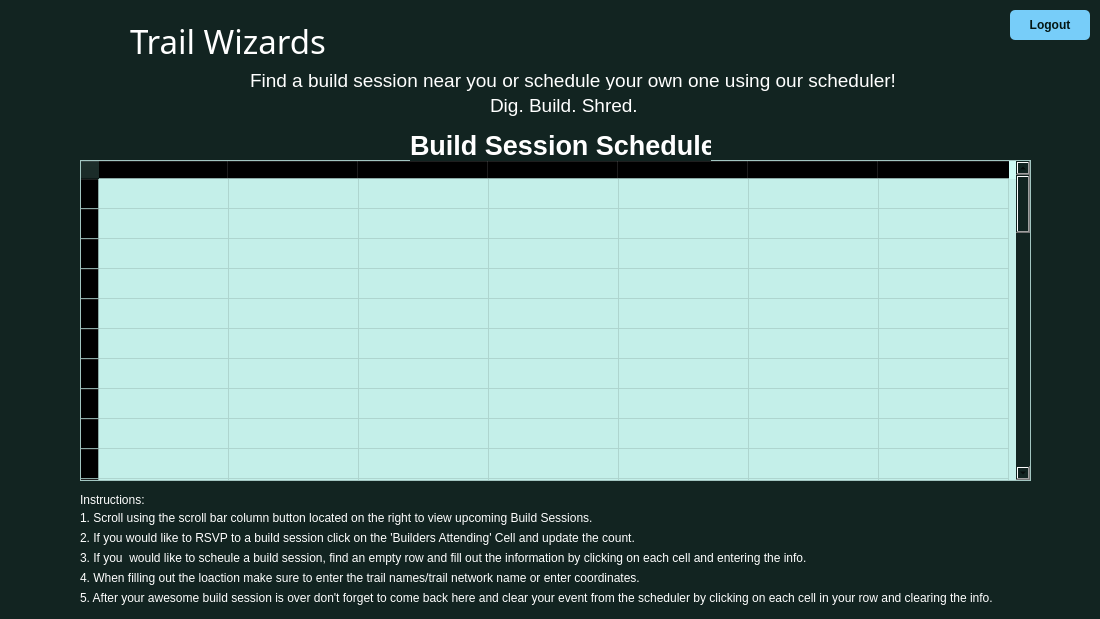
First picture: the form in SchedulerPageUI.ui, repository kesttvanzyl/TrailWizards, before the edit.
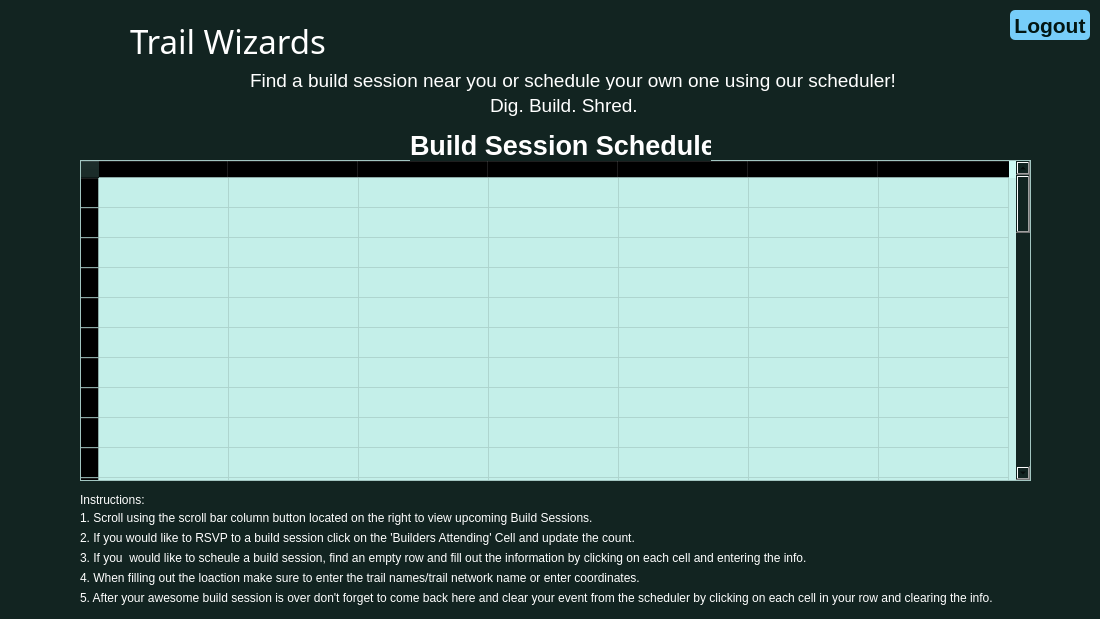
Second picture: the form after the edit. Icons and pictures are not drawn.

```diff
--- a/SchedulerPageUI.ui
+++ b/SchedulerPageUI.ui
@@ -100,6 +100,7 @@
     <property name="font">
      <font>
       <family>Segoe UI</family>
+      <pointsize>16</pointsize>
       <weight>75</weight>
       <bold>true</bold>
      </font>
@@ -145,286 +146,571 @@
      <property name="text">
       <string>1</string>
      </property>
+     <property name="font">
+      <font>
+       <pointsize>9</pointsize>
+      </font>
+     </property>
     </row>
     <row>
      <property name="text">
       <string>2</string>
      </property>
+     <property name="font">
+      <font>
+       <pointsize>9</pointsize>
+      </font>
+     </property>
     </row>
     <row>
      <property name="text">
       <string>3</string>
      </property>
+     <property name="font">
+      <font>
+       <pointsize>9</pointsize>
+      </font>
+     </property>
     </row>
     <row>
      <property name="text">
       <string>4</string>
      </property>
+     <property name="font">
+      <font>
+       <pointsize>9</pointsize>
+      </font>
+     </property>
     </row>
     <row>
      <property name="text">
       <string>5</string>
      </property>
+     <property name="font">
+      <font>
+       <pointsize>9</pointsize>
+      </font>
+     </property>
     </row>
     <row>
      <property name="text">
       <string>6</string>
      </property>
+     <property name="font">
+      <font>
+       <pointsize>9</pointsize>
+      </font>
+     </property>
     </row>
     <row>
      <property name="text">
       <string>7</string>
      </property>
+     <property name="font">
+      <font>
+       <pointsize>9</pointsize>
+      </font>
+     </property>
     </row>
     <row>
      <property name="text">
       <string>8</string>
      </property>
+     <property name="font">
+      <font>
+       <pointsize>9</pointsize>
+      </font>
+     </property>
     </row>
     <row>
      <property name="text">
       <string>9</string>
      </property>
+     <property name="font">
+      <font>
+       <pointsize>9</pointsize>
+      </font>
+     </property>
     </row>
     <row>
      <property name="text">
       <string>10</string>
      </property>
+     <property name="font">
+      <font>
+       <pointsize>9</pointsize>
+      </font>
+     </property>
     </row>
     <row>
      <property name="text">
       <string>11</string>
      </property>
+     <property name="font">
+      <font>
+       <pointsize>9</pointsize>
+      </font>
+     </property>
     </row>
     <row>
      <property name="text">
       <string>12</string>
      </property>
+     <property name="font">
+      <font>
+       <pointsize>9</pointsize>
+      </font>
+     </property>
     </row>
     <row>
      <property name="text">
       <string>13</string>
      </property>
+     <property name="font">
+      <font>
+       <pointsize>9</pointsize>
+      </font>
+     </property>
     </row>
     <row>
      <property name="text">
       <string>14</string>
      </property>
+     <property name="font">
+      <font>
+       <pointsize>9</pointsize>
+      </font>
+     </property>
     </row>
     <row>
      <property name="text">
       <string>15</string>
      </property>
+     <property name="font">
+      <font>
+       <pointsize>9</pointsize>
+      </font>
+     </property>
     </row>
     <row>
      <property name="text">
       <string>16</string>
      </property>
+     <property name="font">
+      <font>
+       <pointsize>9</pointsize>
+      </font>
+     </property>
     </row>
     <row>
      <property name="text">
       <string>17</string>
      </property>
+     <property name="font">
+      <font>
+       <pointsize>9</pointsize>
+      </font>
+     </property>
     </row>
     <row>
      <property name="text">
       <string>18</string>
      </property>
+     <property name="font">
+      <font>
+       <pointsize>9</pointsize>
+      </font>
+     </property>
     </row>
     <row>
      <property name="text">
       <string>19</string>
      </property>
+     <property name="font">
+      <font>
+       <pointsize>9</pointsize>
+      </font>
+     </property>
     </row>
     <row>
      <property name="text">
       <string>20</string>
      </property>
+     <property name="font">
+      <font>
+       <pointsize>9</pointsize>
+      </font>
+     </property>
     </row>
     <row>
      <property name="text">
       <string>21</string>
      </property>
+     <property name="font">
+      <font>
+       <pointsize>9</pointsize>
+      </font>
+     </property>
     </row>
     <row>
      <property name="text">
       <string>22</string>
      </property>
+     <property name="font">
+      <font>
+       <pointsize>9</pointsize>
+      </font>
+     </property>
     </row>
     <row>
      <property name="text">
       <string>23</string>
      </property>
+     <property name="font">
+      <font>
+       <pointsize>9</pointsize>
+      </font>
+     </property>
     </row>
     <row>
      <property name="text">
       <string>24</string>
      </property>
+     <property name="font">
+      <font>
+       <pointsize>9</pointsize>
+      </font>
+     </property>
     </row>
     <row>
      <property name="text">
       <string>25</string>
      </property>
+     <property name="font">
+      <font>
+       <pointsize>9</pointsize>
+      </font>
+     </property>
     </row>
     <row>
      <property name="text">
       <string>26</string>
      </property>
+     <property name="font">
+      <font>
+       <pointsize>9</pointsize>
+      </font>
+     </property>
     </row>
     <row>
      <property name="text">
       <string>27</string>
      </property>
+     <property name="font">
+      <font>
+       <pointsize>9</pointsize>
+      </font>
+     </property>
     </row>
     <row>
      <property name="text">
       <string>28</string>
      </property>
+     <property name="font">
+      <font>
+       <pointsize>9</pointsize>
+      </font>
+     </property>
     </row>
     <row>
      <property name="text">
       <string>29</string>
      </property>
+     <property name="font">
+      <font>
+       <pointsize>9</pointsize>
+      </font>
+     </property>
     </row>
     <row>
      <property name="text">
       <string>30</string>
      </property>
+     <property name="font">
+      <font>
+       <pointsize>9</pointsize>
+      </font>
+     </property>
     </row>
     <row>
      <property name="text">
       <string>31</string>
      </property>
+     <property name="font">
+      <font>
+       <pointsize>9</pointsize>
+      </font>
+     </property>
     </row>
     <row>
      <property name="text">
       <string>32</string>
      </property>
+     <property name="font">
+      <font>
+       <pointsize>9</pointsize>
+      </font>
+     </property>
     </row>
     <row>
      <property name="text">
       <string>33</string>
      </property>
+     <property name="font">
+      <font>
+       <pointsize>9</pointsize>
+      </font>
+     </property>
     </row>
     <row>
      <property name="text">
       <string>34</string>
      </property>
+     <property name="font">
+      <font>
+       <pointsize>9</pointsize>
+      </font>
+     </property>
     </row>
     <row>
      <property name="text">
       <string>35</string>
      </property>
+     <property name="font">
+      <font>
+       <pointsize>9</pointsize>
+      </font>
+     </property>
     </row>
     <row>
      <property name="text">
       <string>36</string>
      </property>
+     <property name="font">
+      <font>
+       <pointsize>9</pointsize>
+      </font>
+     </property>
     </row>
     <row>
      <property name="text">
       <string>37</string>
      </property>
+     <property name="font">
+      <font>
+       <pointsize>9</pointsize>
+      </font>
+     </property>
     </row>
     <row>
      <property name="text">
       <string>38</string>
      </property>
+     <property name="font">
+      <font>
+       <pointsize>9</pointsize>
+      </font>
+     </property>
     </row>
     <row>
      <property name="text">
       <string>39</string>
      </property>
+     <property name="font">
+      <font>
+       <pointsize>9</pointsize>
+      </font>
+     </property>
     </row>
     <row>
      <property name="text">
       <string>40</string>
      </property>
+     <property name="font">
+      <font>
+       <pointsize>9</pointsize>
+      </font>
+     </property>
     </row>
     <row>
      <property name="text">
       <string>41</string>
      </property>
+     <property name="font">
+      <font>
+       <pointsize>9</pointsize>
+      </font>
+     </property>
     </row>
     <row>
      <property name="text">
       <string>42</string>
      </property>
+     <property name="font">
+      <font>
+       <pointsize>9</pointsize>
+      </font>
+     </property>
     </row>
     <row>
      <property name="text">
       <string>43</string>
      </property>
+     <property name="font">
+      <font>
+       <pointsize>9</pointsize>
+      </font>
+     </property>
     </row>
     <row>
      <property name="text">
       <string>44</string>
      </property>
+     <property name="font">
+      <font>
+       <pointsize>9</pointsize>
+      </font>
+     </property>
     </row>
     <row>
      <property name="text">
       <string>45</string>
      </property>
+     <property name="font">
+      <font>
+       <pointsize>9</pointsize>
+      </font>
+     </property>
     </row>
     <row>
      <property name="text">
       <string>46</string>
      </property>
+     <property name="font">
+      <font>
+       <pointsize>9</pointsize>
+      </font>
+     </property>
     </row>
     <row>
      <property name="text">
       <string>47</string>
      </property>
+     <property name="font">
+      <font>
+       <pointsize>9</pointsize>
+      </font>
+     </property>
     </row>
     <row>
      <property name="text">
       <string>48</string>
      </property>
+     <property name="font">
+      <font>
+       <pointsize>9</pointsize>
+      </font>
+     </property>
     </row>
     <row>
      <property name="text">
       <string>49</string>
      </property>
+     <property name="font">
+      <font>
+       <pointsize>9</pointsize>
+      </font>
+     </property>
     </row>
     <row>
      <property name="text">
       <string>50</string>
      </property>
+     <property name="font">
+      <font>
+       <pointsize>9</pointsize>
+      </font>
+     </property>
     </row>
     <column>
      <property name="text">
       <string>Build Supervisor</string>
      </property>
+     <property name="font">
+      <font>
+       <pointsize>8</pointsize>
+      </font>
+     </property>
     </column>
     <column>
      <property name="text">
       <string>Date</string>
      </property>
+     <property name="font">
+      <font>
+       <pointsize>8</pointsize>
+      </font>
+     </property>
     </column>
     <column>
      <property name="text">
       <string>Time</string>
      </property>
+     <property name="font">
+      <font>
+       <pointsize>8</pointsize>
+      </font>
+     </property>
     </column>
     <column>
      <property name="text">
       <string>Location</string>
      </property>
+     <property name="font">
+      <font>
+       <pointsize>8</pointsize>
+      </font>
+     </property>
     </column>
     <column>
      <property name="text">
       <string>Tools Provided? Yes/No</string>
      </property>
+     <property name="font">
+      <font>
+       <pointsize>8</pointsize>
+      </font>
+     </property>
     </column>
     <column>
      <property name="text">
       <string>Builders Needed</string>
      </property>
+     <property name="font">
+      <font>
+       <pointsize>8</pointsize>
+      </font>
+     </property>
     </column>
     <column>
      <property name="text">
       <string>Builders Attending</string>
      </property>
+     <property name="font">
+      <font>
+       <pointsize>8</pointsize>
+      </font>
+     </property>
     </column>
    </widget>
    <widget class="QLabel" name="label">
```
Left out of the diff: 1 changed line with no effect on the pictures.
